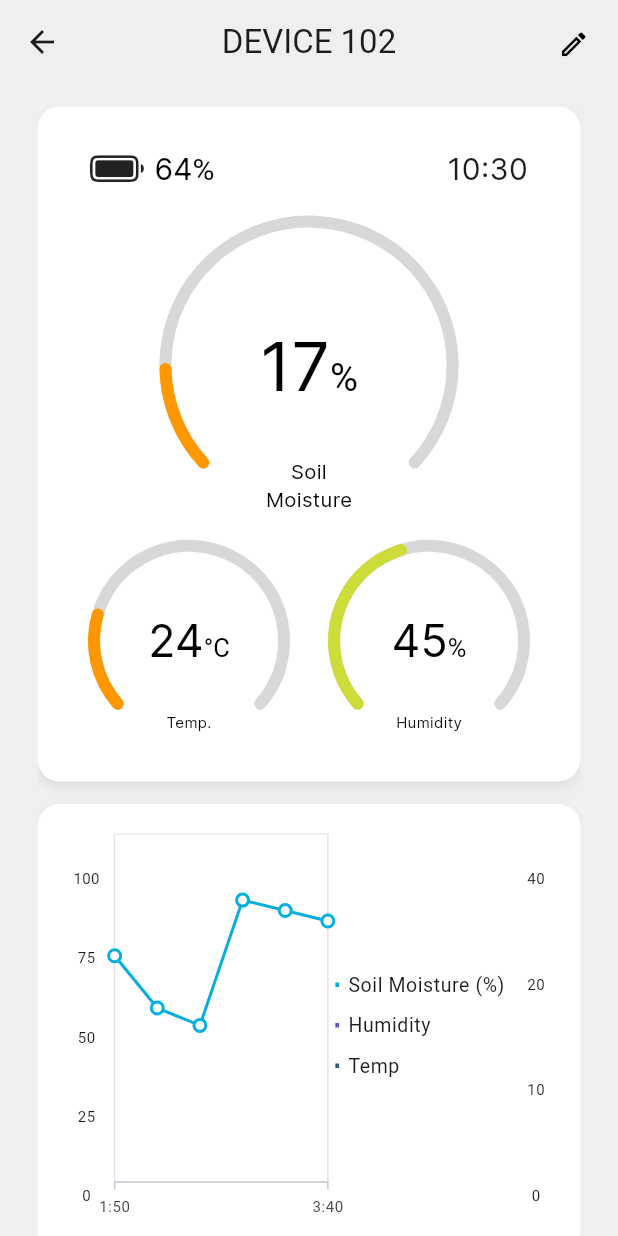
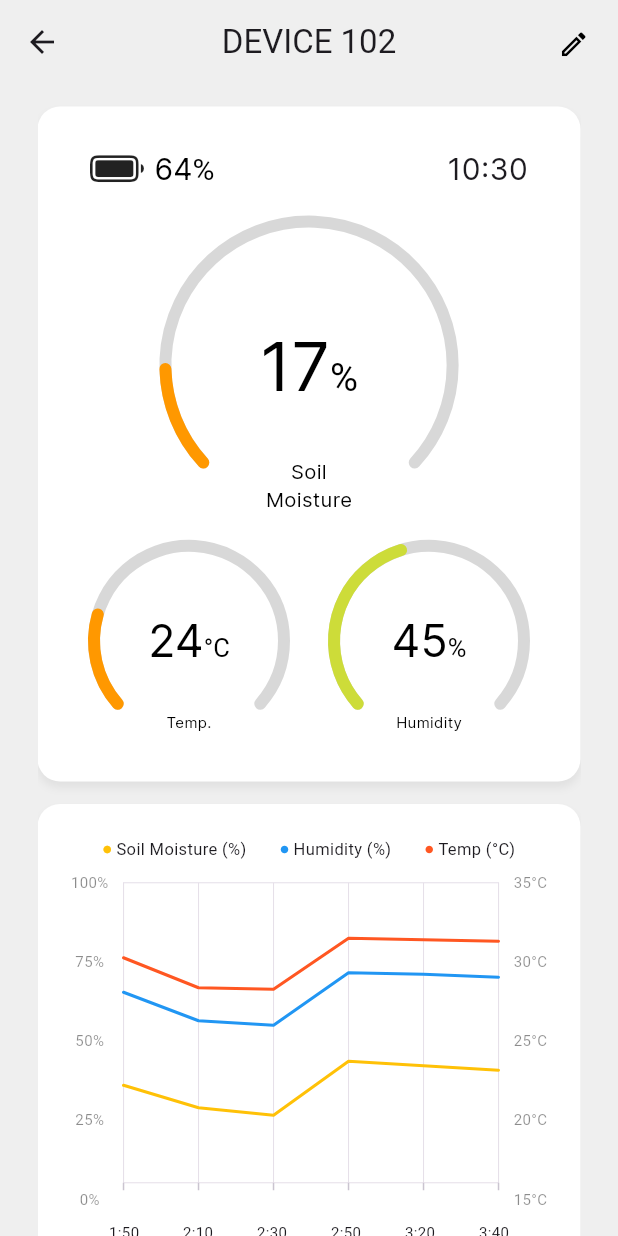
Before and after one commit to smmic-capstone/smmic-app, a Flutter app: the screen it shows after launch, after a tap on "DEVICE 102", on a phone screen of 412 x 824 dp. Run offline on Flutter 3.47's test engine with Material 3 defaults, Android fonts, the phone set to English and light mode, and no system bars; drawn by our look-alikes of syncfusion_flutter_gauges; our stand-ins replace geocoding, geolocator, syncfusion_flutter_charts; statements that could not run were skipped.

Commit message:
time series chart
- updated time series chart

to do:
- fix temperature data behavior (align with actual marks on axis)
- remove chart animation (?) on page open
- clean code on chart.dart

```diff
--- a/lib/components/devices/chart.dart
+++ b/lib/components/devices/chart.dart
@@ -17,75 +17,70 @@ class _LineChartState extends State<LineChart> {
 
   final DatetimeFormatting _dateTimeFormatting = DatetimeFormatting();
 
+  final List<Map<String, dynamic>> data = [
+    {'name': 'soil moisture', 'legendTitle' : 'Soil Moisture (%)', 'type' : 'percentage',},
+    {'name': 'humidity', 'legendTitle' : 'Humidity (%)', 'type' : 'percentage',},
+    {'name': 'temperature', 'legendTitle' : 'Temp (°C)', 'type' : 'celcius',}
+  ];
+
   @override
   Widget build(BuildContext context) {
-    return Row(
+    return Column(
       mainAxisAlignment: MainAxisAlignment.center,
       children: [
-        Container(
-          padding: EdgeInsets.only(top: 15),
-          height: 240,
+        SizedBox(
+          width: 275,
+          height: 25,
+          child: Row(
+            mainAxisAlignment: MainAxisAlignment.spaceBetween,
+            children: [
+              ...data.map((item) => _buildLegendItems(item['name'], item['legendTitle']))
+            ],
+          ),
+        ),
+        Row(
+          mainAxisAlignment: MainAxisAlignment.center,
+          children: [
+            SizedBox(
+              height: 225,
               child: Column(
                 mainAxisAlignment: MainAxisAlignment.spaceBetween,
-            children: _generateYAxisMarks(marks: [0, 25, 50, 75, 100], reversed: true),
+                children: _buildYAxisLabels(marks: [0, 25, 50, 75, 100], reversed: true, type: 'percentage'),
               ),
             ),
             SizedBox(
-          width: 285,
+              width: 270,
+              height: 230,
               child: SfCartesianChart(
-              legend: Legend(
-                  overflowMode: LegendItemOverflowMode.none,
-                  isVisible: true,
-                  iconHeight: 3,
-                  iconWidth: 2.5
+                  primaryXAxis: const CategoryAxis(
+                    axisLine: AxisLine(
+                        color: Colors.transparent
                     ),
-              primaryXAxis: CategoryAxis(
-                labelStyle: TextStyle(fontSize: 10),
+                    labelStyle: TextStyle(fontSize: 0, color: Colors.transparent),
                     tickPosition: TickPosition.inside,
                     isVisible: true,
                     labelPlacement: LabelPlacement.onTicks,
                   ),
-              primaryYAxis: NumericAxis(
-                opposedPosition: false,
-                majorGridLines: MajorGridLines(
-                    color: Colors.transparent
-                ),
-                minimum: 0,
-                maximum: 100,
-                interval: 25,
-                labelPosition: ChartDataLabelPosition.outside,
+                  primaryYAxis: const NumericAxis(
                     isVisible: false,
                   ),
                   series: <CartesianSeries>[
                     StackedLineSeries<SensorNodeSnapshot, String>(
-                    markerSettings: MarkerSettings(
-                        isVisible: true
-                    ),
-                    onPointTap: (data) {
-                      //TODO: WTF??
-                    },
-                    legendItemText: 'Soil Moisture (%)',
+                      color: _generateColor('soil moisture'),
                         groupName: 'Group A',
-                    dataLabelSettings: DataLabelSettings(
-                        useSeriesColor: true
-                    ),
                         dataSource: SensorNodeDataServices().getTimeSeries(widget.deviceID),
                         xValueMapper: (SensorNodeSnapshot data, _) => _dateTimeFormatting.formatTimeClearZero(data.timestamp),
                         yValueMapper: (SensorNodeSnapshot data, _) => data.soilMoisture
                     ),
                     StackedLineSeries<SensorNodeSnapshot, String>(
-                    legendItemText: 'Humidity',
+                      color: _generateColor('humidity'),
                         groupName: 'Group B',
-                    dataLabelSettings: DataLabelSettings(
-                        useSeriesColor: true
-                    ),
                         dataSource: SensorNodeDataServices().getTimeSeries(widget.deviceID),
                         xValueMapper: (SensorNodeSnapshot data, _) => _dateTimeFormatting.formatTimeClearZero(data.timestamp),
                         yValueMapper: (SensorNodeSnapshot data, _) => data.humidity
                     ),
-                //TODO: alignment still fucked
                     StackedLineSeries<SensorNodeSnapshot, String>(
-                    legendItemText: 'Temp',
+                      color: _generateColor('temperature'),
                         groupName: 'Group C',
                         dataSource: SensorNodeDataServices().getTimeSeries(widget.deviceID),
                         xValueMapper: (SensorNodeSnapshot data, _) => _dateTimeFormatting.formatTimeClearZero(data.timestamp),
@@ -94,12 +89,25 @@ class _LineChartState extends State<LineChart> {
                   ]
               ),
             ),
-        Container(
-          padding: EdgeInsets.only(top: 15),
-          height: 240,
+            SizedBox(
+              height: 225,
               child: Column(
                 mainAxisAlignment: MainAxisAlignment.spaceBetween,
-            children: _generateYAxisMarks(marks: [0, 10, 20, 40], reversed: true),
+                children: _buildYAxisLabels(marks: [15, 20, 25, 30, 35], reversed: true, type: 'celcius'),
+              ),
+            )
+          ],
+        ),
+        SizedBox(
+          height: 25,
+          width: 325,
+          child: Row(
+            mainAxisAlignment: MainAxisAlignment.spaceEvenly,
+            children: [
+              ..._buildXAxisLabels(marks: SensorNodeDataServices().getTimeSeries(widget.deviceID).map((snapshot){
+                return _dateTimeFormatting.formatTimeClearZero(snapshot.timestamp);
+              }).toList())
+            ],
           ),
         )
       ],
@@ -107,13 +115,52 @@ class _LineChartState extends State<LineChart> {
   }
 
   int _scaleTemp(int temp) {
+    //TODO: format this variable so it aligns with the chart
     return temp;
   }
 
-  List<Text> _generateYAxisMarks({required List<num> marks, required bool reversed}) {
+  Widget _buildLegendItems(String name, String title) {
+    return Row(
+      children: [
+        Icon(Icons.circle, color: _generateColor(name), size: 6),
+        const SizedBox(width: 3),
+        Text(title, style: const TextStyle(fontSize: 11))
+      ],
+    );
+  }
+
+  Color? _generateColor(String name) {
+    if (name == 'soil moisture') {
+      return Colors.amber;
+    }
+    if (name == 'humidity') {
+      return Colors.blue;
+    }
+    if (name == 'temperature') {
+      return Colors.deepOrange;
+    }
+    return null;
+  }
+
+  List<Text> _buildXAxisLabels({required List<String> marks}){
+    TextStyle style = const TextStyle(fontSize: 10);
+    return marks.map((mark) => Text(mark, style: style)).toList();
+  }
+
+  List<Text> _buildYAxisLabels({required List<num> marks, required bool reversed, required String type}) {
+    TextStyle style = const TextStyle(fontSize: 10, color: Colors.black45);
+    List<Text> yAxisMarks = marks.map((mark){
+      if (type == 'percentage'){
+        return  Text('${mark.toString()}%', style: style);
+      }
+      if (type == 'celcius'){
+        return  Text('${mark.toString()}°C', style: style);
+      }
+      return Text('unkown type: $type! use either `percentage` or `celcius`.');
+    }).toList();
     if(reversed) {
-      return marks.reversed.map((mark) => Text(mark.toString(), style: TextStyle(fontSize: 10))).toList();
+      return yAxisMarks.reversed.toList();
     }
-    return marks.map((mark) => Text(mark.toString(), style: TextStyle(fontSize: 12))).toList();
+    return yAxisMarks;
   }
 }
--- a/lib/pages/devices_subpages/sensor_node.dart
+++ b/lib/pages/devices_subpages/sensor_node.dart
@@ -41,7 +41,6 @@ class _SensorNodePageState extends State<SensorNodePage> {
               SensorNodeCardExpanded(deviceID: widget.deviceID),
               Container(
                 margin: EdgeInsets.only(bottom: 25),
-                padding: EdgeInsets.only(bottom: 15, top: 10),
                 decoration: BoxDecoration(
                     color: Colors.white,
                     borderRadius: BorderRadius.all(Radius.circular(15)),
@@ -54,7 +53,7 @@ class _SensorNodePageState extends State<SensorNodePage> {
                       )
                     ]
                 ),
-                height: 300,
+                height: 315,
                 child: LineChart(deviceID: widget.deviceID),
               ),
             ],
```
Lines whose indentation alone changed are shown as unchanged.
